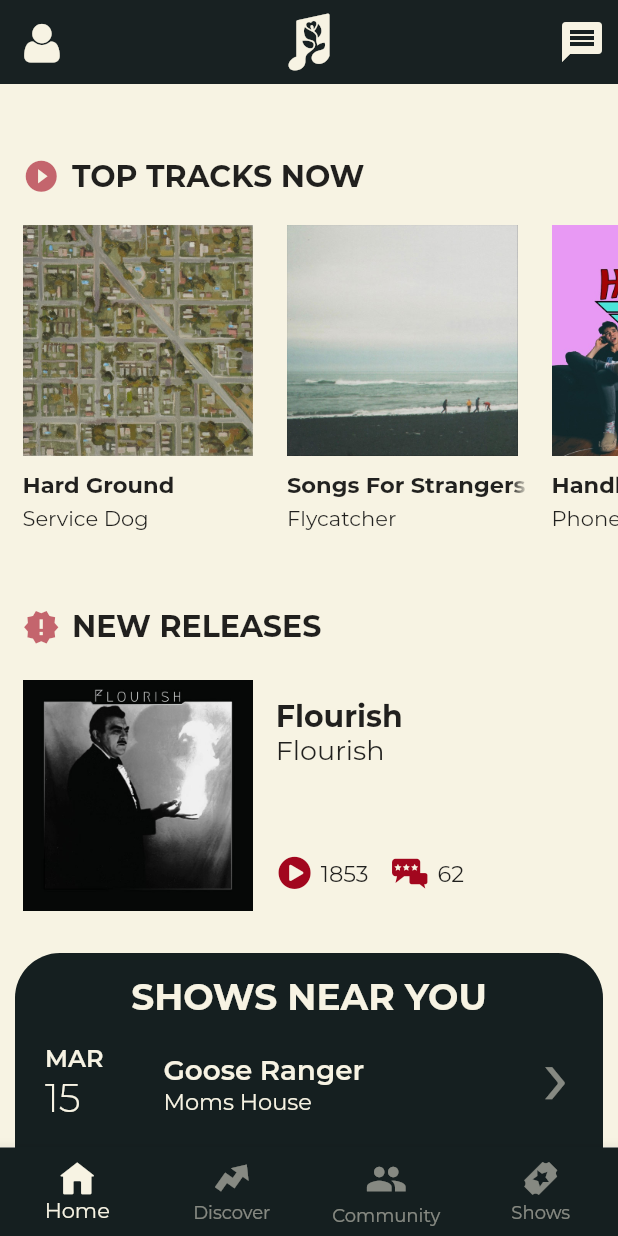
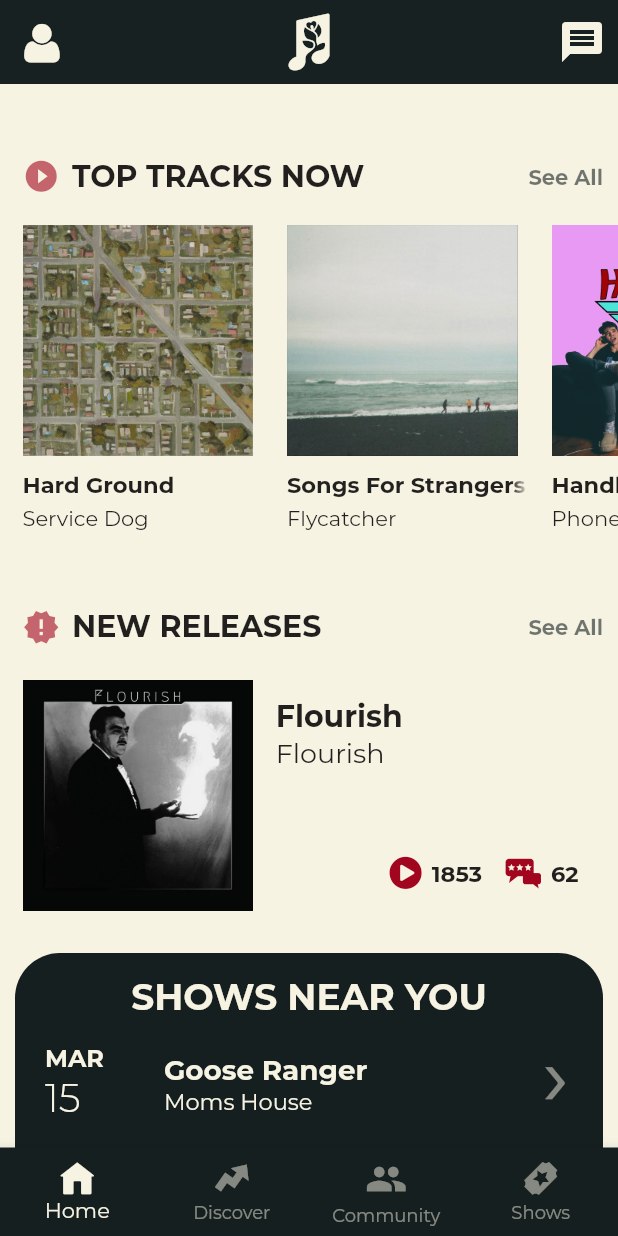
Before and after one commit to aaronlerch3/lofi, a Flutter app: the screen it shows after launch, on a phone screen of 412 x 824 dp. Run offline on Flutter 3.47's test engine with Material 2 defaults, Android fonts, the phone set to English and light mode, and no system bars; our stand-ins replace flutter_dotenv, shared_preferences; missing offline and left inert: amazon_cognito_identity_dart_2; project files that could hold a hidden picture were left out.

Commit message:
further UI improvements

```diff
--- a/app/lib/home_page/home_page.dart
+++ b/app/lib/home_page/home_page.dart
@@ -5,7 +5,6 @@ import 'package:lofi/icons.dart';
 import 'package:flutter/cupertino.dart';
 import 'package:flutter/material.dart';
 import 'package:lofi/home_page/top_tracks_gallery.dart';
-
 
 class HomePage extends StatefulWidget {
   @override
@@ -26,26 +25,29 @@ class _HomePageState extends State<HomePage> {
               Container(
                 margin: EdgeInsets.only(top: 95, bottom: 20),
                 padding: EdgeInsets.only(left: 15, right: 10),
-                alignment: Alignment.centerLeft,
                 height: 25,
-                child: Column(
+                width: MediaQuery.of(context).size.width,
+                child: Row(
                   children: <Widget>[
-                    Row(
-                      children: <Widget>[
-                        Icon(Icons.play_circle_filled, size: 25, color: Color(0x99A2061E),),
-                        SizedBox(width: 8,),
+                    Icon(
+                      Icons.play_circle_filled,
+                      size: 25,
+                      color: Color(0x99A2061E),
+                    ),
+                    SizedBox(
+                      width: 8,
+                    ),
                     Text(
                       'TOP TRACKS NOW',
                       style:
                           TextStyle(fontWeight: FontWeight.w800, fontSize: 20),
                     ),
-                        Divider(
-                          color: Color(0x40151F20),
-                          indent: 15,
-                          endIndent: 15,
-                          thickness: 2,
-                        ),
-                      ],
+                    Spacer(),
+                    Text(
+                      "See All",
+                      style: TextStyle(
+                          color: Color(0x99151F20),
+                          fontWeight: FontWeight.w800),
                     ),
                   ],
                 ),
@@ -61,7 +63,9 @@ class _HomePageState extends State<HomePage> {
               scrollDirection: Axis.horizontal,
               children: <Widget>[
                 TopTracksGallery(),
-                SizedBox(width: 15,)
+                SizedBox(
+                  width: 15,
+                )
               ],
             ),
           ),
@@ -70,18 +74,28 @@ class _HomePageState extends State<HomePage> {
               Container(
                 padding: EdgeInsets.only(left: 15, right: 10),
                 margin: EdgeInsets.only(top: 13, bottom: 15),
-                child: Column(
+                width: MediaQuery.of(context).size.width,
+                child: Row(
                   children: <Widget>[
-                    Row(
-                      children: <Widget>[
-                        Icon(Icons.new_releases, size: 25, color: Color(0x99A2061E),),
-                        SizedBox(width: 8,),
+                    Icon(
+                      Icons.new_releases,
+                      size: 25,
+                      color: Color(0x99A2061E),
+                    ),
+                    SizedBox(
+                      width: 8,
+                    ),
                     Text(
                       'NEW RELEASES',
                       style:
                           TextStyle(fontWeight: FontWeight.w800, fontSize: 20),
                     ),
-                      ],
+                    Spacer(),
+                    Text(
+                      "See All",
+                      style: TextStyle(
+                          color: Color(0x99151F20),
+                          fontWeight: FontWeight.w800),
                     ),
                   ],
                 ),
@@ -95,9 +109,7 @@ class _HomePageState extends State<HomePage> {
             child: ListView(
               physics: PageScrollPhysics(),
               scrollDirection: Axis.horizontal,
-              children: <Widget>[
-                NewReleasesGallery()
-              ],
+              children: <Widget>[NewReleasesGallery()],
             ),
           ),
           //Shows Near You
@@ -105,14 +117,14 @@ class _HomePageState extends State<HomePage> {
             children: <Widget>[
               Expanded(
                 child: Container(
-                  margin: EdgeInsets.only(left: 10, right: 10, top: 20, bottom: 20),
+                  margin:
+                      EdgeInsets.only(left: 10, right: 10, top: 20, bottom: 20),
                   child: Column(
                     children: <Widget>[
                       DecoratedBox(
                         decoration: BoxDecoration(
                             borderRadius: BorderRadius.circular(30),
-                          color: Color(0xFF151F20)
-                        ),
+                            color: Color(0xFF151F20)),
                         child: Container(
                           padding: EdgeInsets.symmetric(vertical: 15),
                           child: Column(
@@ -125,6 +137,25 @@ class _HomePageState extends State<HomePage> {
                                     fontWeight: FontWeight.w700),
                               ),
                               ShowsNearYouList(),
+                              Container(
+                                margin: EdgeInsets.only(top: 15, bottom: 5),
+                                width: 102,
+                                child: DecoratedBox(
+                                  decoration: BoxDecoration(
+                                    color: Color(0xFFA2061E),
+                                    borderRadius: BorderRadius.circular(50),
+                                  ),
+                                  child: Center(
+                                    child: Text(
+                                      "SEE ALL",
+                                      style: TextStyle(
+                                          fontSize: 20,
+                                          color: Color(0xFFF7F3E3),
+                                          fontWeight: FontWeight.w400),
+                                    ),
+                                  ),
+                                ),
+                              ),
                             ],
                           ),
                         ),
@@ -139,19 +170,29 @@ class _HomePageState extends State<HomePage> {
             children: <Widget>[
               Container(
                 padding: EdgeInsets.only(left: 15, right: 10),
-                margin: EdgeInsets.only(top: 13, bottom: 20),
-                child: Column(
+                margin: EdgeInsets.only(top: 10, bottom: 20),
+                width: MediaQuery.of(context).size.width,
+                child: Row(
                   children: <Widget>[
-                    Row(
-                      children: <Widget>[
-                        Icon(Icons.whatshot, size: 25, color: Color(0x99A2061E),),
-                        SizedBox(width: 8,),
+                    Icon(
+                      Icons.whatshot,
+                      size: 25,
+                      color: Color(0x99A2061E),
+                    ),
+                    SizedBox(
+                      width: 8,
+                    ),
                     Text(
                       'HOT FORUMS',
                       style:
                           TextStyle(fontWeight: FontWeight.w800, fontSize: 20),
                     ),
-                      ],
+                    Spacer(),
+                    Text(
+                      "See All",
+                      style: TextStyle(
+                          color: Color(0x99151F20),
+                          fontWeight: FontWeight.w800),
                     ),
                   ],
                 ),
@@ -164,18 +205,28 @@ class _HomePageState extends State<HomePage> {
               Container(
                 padding: EdgeInsets.only(left: 15, right: 10),
                 margin: EdgeInsets.only(top: 13, bottom: 20),
-                child: Column(
+                width: MediaQuery.of(context).size.width,
+                child: Row(
                   children: <Widget>[
-                    Row(
-                      children: <Widget>[
-                        Icon(Icons.star, size: 25, color: Color(0x99A2061E),),
-                        SizedBox(width: 8,),
+                    Icon(
+                      Icons.star,
+                      size: 25,
+                      color: Color(0x99A2061E),
+                    ),
+                    SizedBox(
+                      width: 8,
+                    ),
                     Text(
                       'FRESH REVIEWS',
                       style:
                           TextStyle(fontWeight: FontWeight.w800, fontSize: 20),
                     ),
-                      ],
+                    Spacer(),
+                    Text(
+                      "See All",
+                      style: TextStyle(
+                          color: Color(0x99151F20),
+                          fontWeight: FontWeight.w800),
                     ),
                   ],
                 ),
--- a/app/lib/home_page/messages.dart
+++ b/app/lib/home_page/messages.dart
@@ -36,15 +36,42 @@ class _MessagesState extends State<Messages> {
         backgroundColor: Color(0xFC151F20),
       ),
       body: ListView(
+        physics: BouncingScrollPhysics(),
         children: <Widget>[
+          Container(
+            margin: EdgeInsets.only(left: 15, right: 15, top: 20, bottom: 0),
+            child: Row(
+              crossAxisAlignment: CrossAxisAlignment.center,
+              mainAxisAlignment: MainAxisAlignment.center,
+              children: <Widget>[
+                Icon(Icons.search),
+                Container(
+                  margin: EdgeInsets.only(left: 15),
+                  padding: EdgeInsets.only(left: 15),
+                  width: MediaQuery.of(context).size.width * .8,
+                  height: 35,
+                  decoration: BoxDecoration(
+                    color: Color(0x1A151F20),
+                    borderRadius: BorderRadius.circular(50),
+                  ),
+                  child: TextField(
+                    decoration: InputDecoration(
+                        border: InputBorder.none,
+                        hintText: 'Search'
+                    ),
+                  ),
+                ),
+              ],
+            ),
+          ),
           Container(
             margin: EdgeInsets.only(top: 20, left: 15, right: 15),
             child: Row(
               mainAxisAlignment: MainAxisAlignment.start,
               children: <Widget>[
                 Container(
-                  width: MediaQuery.of(context).size.width * .2,
-                  height: MediaQuery.of(context).size.width * .2,
+                  width: MediaQuery.of(context).size.width * .18,
+                  height: MediaQuery.of(context).size.width * .18,
                   child: CircleAvatar(
                     backgroundColor: Color(0xFFF7F3E3),
                     foregroundColor: Color(0xFFF7F3E3),
--- a/app/lib/home_page/new_releases_gallery.dart
+++ b/app/lib/home_page/new_releases_gallery.dart
@@ -50,7 +50,8 @@ class _NewReleasesGalleryState extends State<NewReleasesGallery> {
               ),
             ),
             Container(
-              margin: EdgeInsets.only(left: 15, top: 20, bottom: 20),
+              margin: EdgeInsets.only(left: 15, top: 20, bottom: 20, right: 15),
+              width: MediaQuery.of(context).size.width * .49,
               height: 170,
               child: Column(
                 crossAxisAlignment: CrossAxisAlignment.start,
@@ -59,8 +60,16 @@ class _NewReleasesGalleryState extends State<NewReleasesGallery> {
                   Text(
                     album[i],
                     style: TextStyle(fontWeight: FontWeight.w700, fontSize: 20),
+                    overflow: TextOverflow.ellipsis,
+                    maxLines: 2,
+                    softWrap: true,
                   ),
-                  Text(band[i], style: TextStyle(fontSize: 18)),
+                  SizedBox(height: 2,),
+                  Text(band[i], style: TextStyle(fontSize: 18),
+                    overflow: TextOverflow.ellipsis,
+                    maxLines: 2,
+                    softWrap: true,
+                  ),
                   Spacer(),
                   Row(
                     crossAxisAlignment: CrossAxisAlignment.center,
@@ -74,7 +83,7 @@ class _NewReleasesGalleryState extends State<NewReleasesGallery> {
                       SizedBox(
                         width: 5,
                       ),
-                      Text(playCount[i], style: TextStyle(fontSize: 15)),
+                      Text(playCount[i], style: TextStyle(fontSize: 15, fontWeight: FontWeight.w800)),
                       SizedBox(width: 15,),
                       Container(
                         padding: EdgeInsets.only(top: 2),
@@ -87,7 +96,7 @@ class _NewReleasesGalleryState extends State<NewReleasesGallery> {
                       Container(
                         padding: EdgeInsets.only(left: 6, bottom: 0),
                         child:
-                        Text(comments[i], style: TextStyle(fontSize: 15)),
+                        Text(comments[i], style: TextStyle(fontSize: 15, fontWeight: FontWeight.w800)),
                       ),
                     ],
                   ),
--- a/app/pubspec.yaml
+++ b/app/pubspec.yaml
@@ -64,8 +64,6 @@ flutter:
        weight: 300
      - asset: fonts/Montserrat-Regular.ttf
        weight: 400
-     - asset: fonts/Montserrat-SemiBold.ttf
-       weight: 600
      - asset: fonts/Montserrat-Bold.ttf
        weight: 700
      - asset: fonts/Montserrat-ExtraBold.ttf
```
Lines whose indentation alone changed are shown as unchanged.
